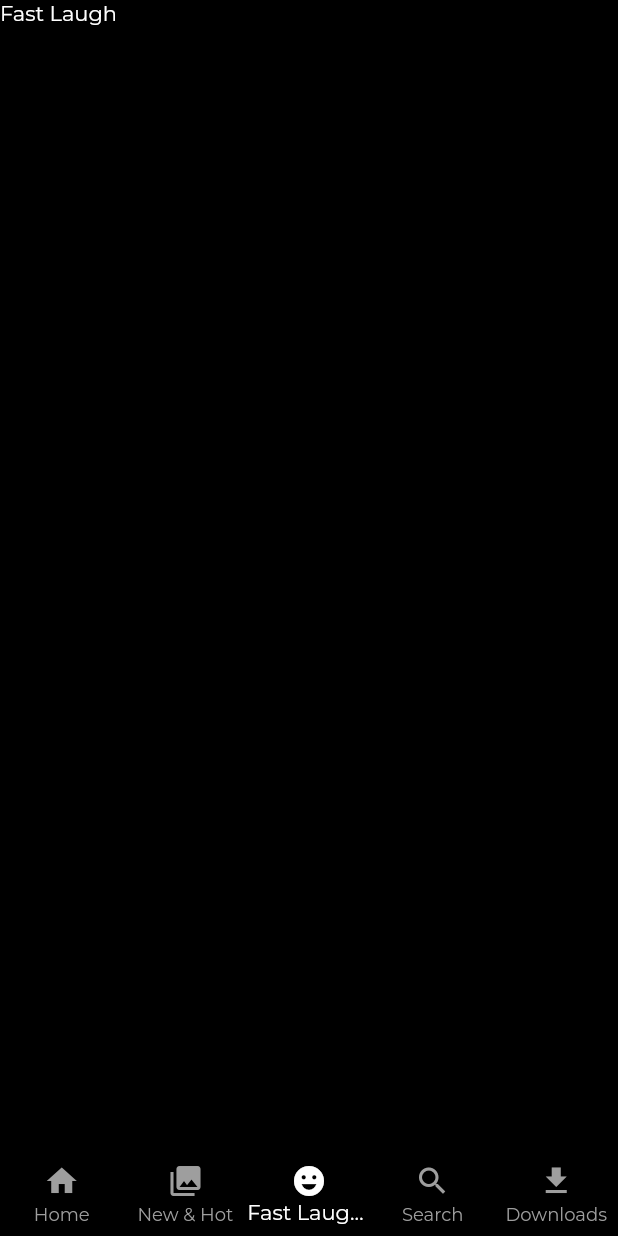
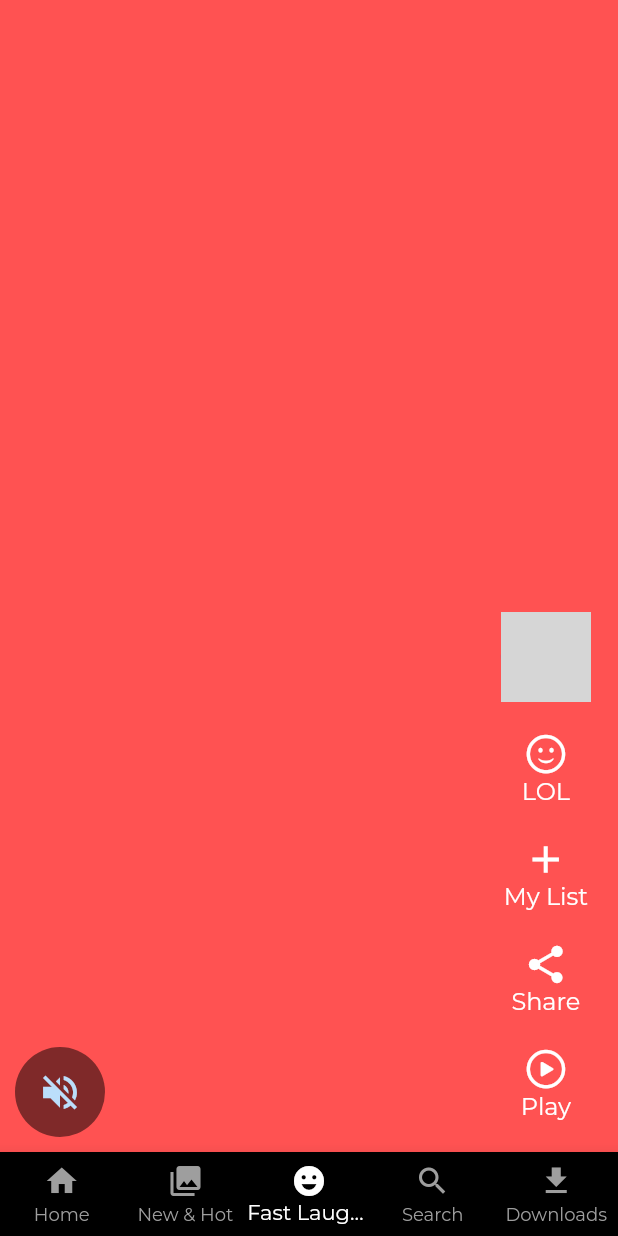
Before and after one commit to VISHNUPRABHAKARAN-7100/Netflix, a Flutter app: the screen it shows after launch, item 3 of the bottom bar chosen, on a phone screen of 412 x 824 dp. Run offline on Flutter 3.47's test engine with Material 2 defaults, Android fonts, the phone set to English and light mode, and no system bars; our stand-ins replace google_fonts; network calls fail; grey boxes are pictures that could not be loaded.

Commit message:
Fast Laugh completed

```diff
--- a/lib/presentation/fast_laugh/screen_fast_laugh.dart
+++ b/lib/presentation/fast_laugh/screen_fast_laugh.dart
@@ -1,10 +1,22 @@
 import 'package:flutter/material.dart';
+import 'package:netflix_app/presentation/fast_laugh/video_list_item/video_list_item.dart';
 
 class ScreenFastLaugh extends StatelessWidget {
   const ScreenFastLaugh({super.key});
 
   @override
   Widget build(BuildContext context) {
-    return const Scaffold(body: Text('Fast Laugh'),);
+    return Scaffold(
+      body: SafeArea(
+        child: PageView(
+          scrollDirection: Axis.vertical,
+          children: List.generate(20, (index) {
+            return VideListItem(
+              index: index,
+            );
+          }),
+        ),
+      ),
+    );
   }
 }
--- /dev/null
+++ b/lib/presentation/fast_laugh/video_list_item/video_list_item.dart
@@ -0,0 +1,96 @@
+import 'package:flutter/cupertino.dart';
+import 'package:flutter/material.dart';
+import 'package:netflix_app/core/colors/colors.dart';
+
+class VideListItem extends StatelessWidget {
+  final int index;
+  const VideListItem({super.key, required this.index});
+
+  @override
+  Widget build(BuildContext context) {
+    return Stack(
+      children: [
+        Container(
+          color: Colors.accents[index % Colors.accents.length],
+        ),
+        Align(
+          alignment: Alignment.bottomCenter,
+          child: Padding(
+            padding: const EdgeInsets.symmetric(
+              horizontal: 10,
+              vertical: 10,
+            ),
+            child: Row(
+              mainAxisAlignment: MainAxisAlignment.spaceBetween,
+              crossAxisAlignment: CrossAxisAlignment.end,
+              children: [
+                CircleAvatar(
+                  radius: 30,
+                  backgroundColor: Colors.black.withOpacity(0.5),
+                  child: IconButton(
+                    onPressed: () {},
+                    icon: const Icon(
+                      Icons.volume_off,
+                      size: 30,
+                    ),
+                  ),
+                ),
+                Column(
+                  mainAxisAlignment: MainAxisAlignment.end,
+                  children: const [
+                    Padding(
+                      padding: EdgeInsets.symmetric(vertical: 10),
+                      child: CircleAvatar(radius: 30,
+                        backgroundImage: NetworkImage(
+                            'https://www.themoviedb.org/t/p/w300_and_h450_bestv2/g7rdcofib7HqdlDP1LT7Hmf1f2o.jpg'),
+                      ),
+                    ),
+                    VideoActionsWidget(
+                        icon: CupertinoIcons.smiley, title: 'LOL'),
+                    VideoActionsWidget(icon: Icons.add, title: 'My List'),
+                    VideoActionsWidget(icon: Icons.share, title: 'Share'),
+                    VideoActionsWidget(
+                        icon: CupertinoIcons.play_circle, title: 'Play'),
+                  ],
+                )
+              ],
+            ),
+          ),
+        )
+      ],
+    );
+  }
+}
+
+class VideoActionsWidget extends StatelessWidget {
+  const VideoActionsWidget({
+    super.key,
+    required this.icon,
+    required this.title,
+  });
+  final IconData icon;
+  final String title;
+
+  @override
+  Widget build(BuildContext context) {
+    return Padding(
+      padding: const EdgeInsets.symmetric(vertical: 10, horizontal: 10),
+      child: Column(
+        children: [
+          Icon(
+            icon,
+            color: kWhiteColor,
+            size: 30,
+          ),
+          Text(
+            title,
+            style: const TextStyle(
+              color: kWhiteColor,
+              fontSize: 16,
+            ),
+          ),
+        ],
+      ),
+    );
+  }
+}
--- a/lib/presentation/search/screen_search.dart
+++ b/lib/presentation/search/screen_search.dart
@@ -1,6 +1,5 @@
 import 'package:flutter/cupertino.dart';
 import 'package:flutter/material.dart';
-import 'package:netflix_app/presentation/search/widget/search_idle.dart';
 import 'package:netflix_app/presentation/search/widget/search_result_widget.dart';
 
 class ScreenSearch extends StatelessWidget {
--- a/lib/presentation/search/widget/search_idle.dart
+++ b/lib/presentation/search/widget/search_idle.dart
@@ -1,5 +1,4 @@
 import 'package:flutter/cupertino.dart';
-import 'package:flutter/material.dart';
 import 'package:netflix_app/core/colors/colors.dart';
 import 'package:netflix_app/presentation/search/widget/title.dart';
 import '../../../core/constants/constants.dart';
--- a/lib/presentation/widgets/app_bar_widget.dart
+++ b/lib/presentation/widgets/app_bar_widget.dart
@@ -1,5 +1,4 @@
 import 'package:flutter/material.dart';
-
 import '../../core/constants/constants.dart';
 
 class AppBarWidget extends StatelessWidget {
--- a/pubspec.yaml
+++ b/pubspec.yaml
@@ -37,6 +37,7 @@ dependencies:
   # Use with the CupertinoIcons class for iOS style icons.
   cupertino_icons: ^1.0.2
   google_fonts: ^3.0.1
+  video_player: ^2.4.7
 
 dev_dependencies:
   flutter_test:
```
Also changed, not shown: lib/core/constants/constants.dart (+9 -0 lines), lib/presentation/home/screen_home.dart (+11 -3 lines), lib/presentation/widgets/main.title.dart (added, +20 -0 lines), lib/presentation/widgets/main_card.dart (added, +26 -0 lines), lib/presentation/widgets/main_title_card.dart (added, +31 -0 lines), pubspec.lock, 1 other file.
